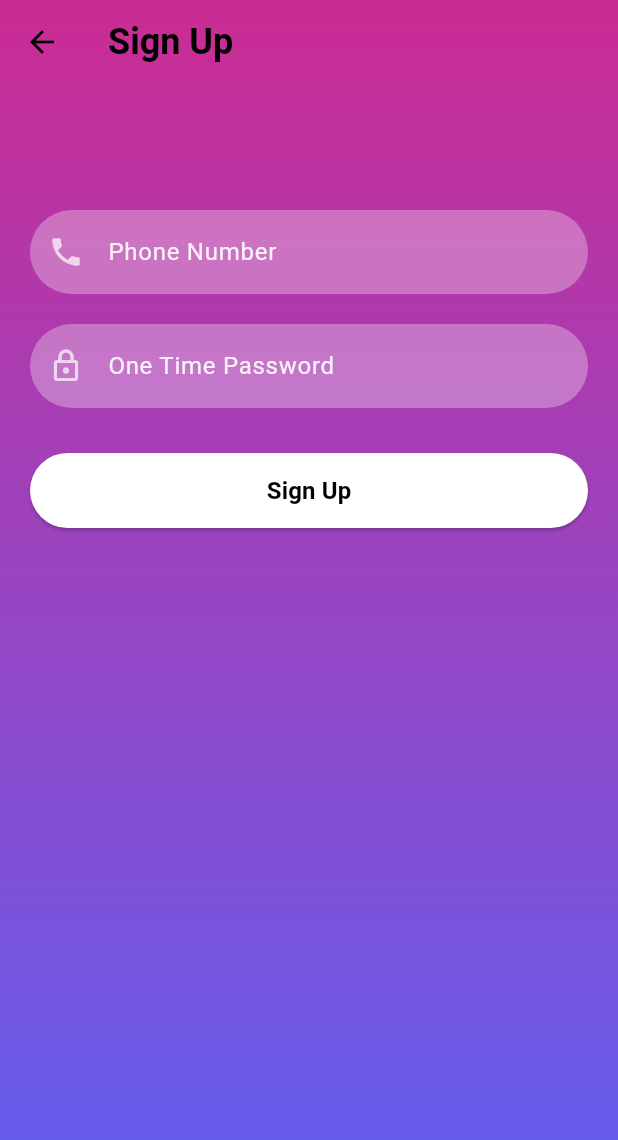
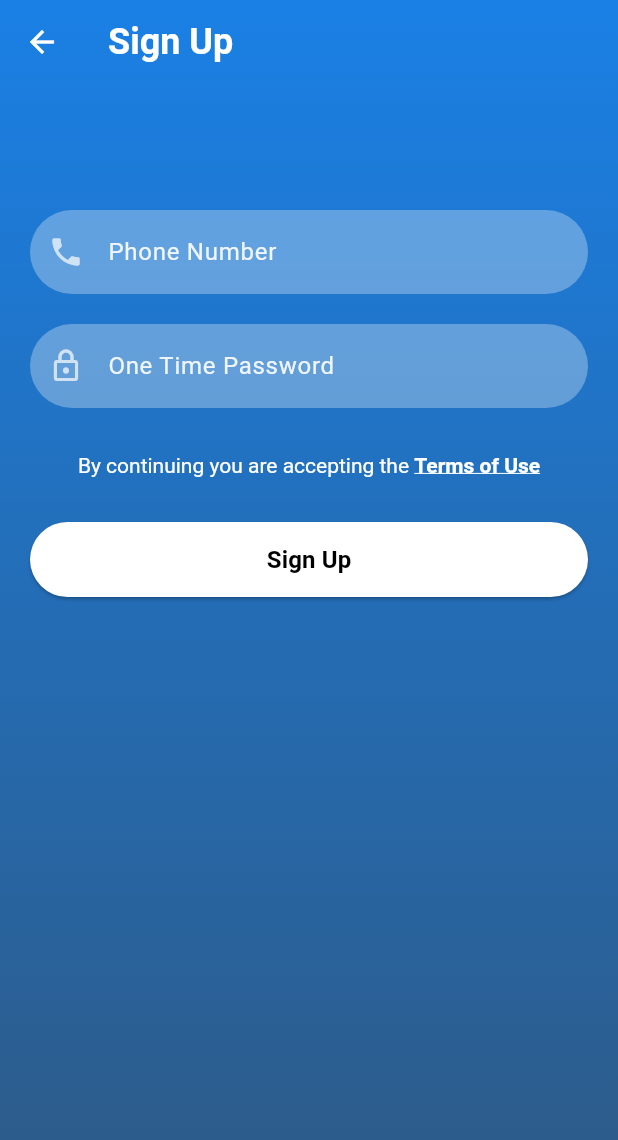
Before and after one commit to KeremTamirci/ImmunotherapyApp, a Flutter app: the PatientSignUpScreen screen opened directly, on a phone screen of 412 x 824 dp. Shown: the top 1140 px of the screen. Run offline on Flutter 3.47's test engine with Material 3 defaults, Android fonts, the phone set to English and light mode, and no system bars; our stand-ins replace accordion, cloud_firestore, firebase_auth, firebase_core, firebase_messaging, fl_chart and 6 more; missing offline and left inert: dart:ffi, flutter_material_pickers; accounts and stored records are empty; generated files the repository leaves out were written again; network calls fail.

Commit message:
Terms of use added to patient signup page

```diff
--- a/immunotheraphy_app/lib/l10n/app_en.arb
+++ b/immunotheraphy_app/lib/l10n/app_en.arb
@@ -187,7 +187,11 @@
     "male": "Male",
     "female": "Female",
     "gender": "Gender",
-    "dosageAmountMg": "Dosage Amount(mg)"
+    "dosageAmountMg": "Dosage Amount(mg)",
+    "termsOfService": "Dear patients, this phone application will help you regularly and daily record your treatment doses throughout the food allergy immunotherapy. By starting to use the application, you consent to the use of your laboratory and clinical information related to the illness in the scientific literature, provided that your identity information is kept confidential.",
+    "byContinuing": "By continuing you are accepting the ",
+    "termsOfUse": "Terms of Use",
+    "accept": "Accept"
 
 
 }
--- a/immunotheraphy_app/lib/patient/screens/patient_signup_screen.dart
+++ b/immunotheraphy_app/lib/patient/screens/patient_signup_screen.dart
@@ -1,3 +1,4 @@
+import 'package:flutter/gestures.dart';
 import 'package:immunotheraphy_app/patient/screens/dose_intake_page.dart';
 import 'package:immunotheraphy_app/patient/screens/patient_authentiaction_screen.dart';
 import 'package:immunotheraphy_app/reusable_widgets/reusable_widget.dart';
@@ -6,7 +7,6 @@ import 'package:immunotheraphy_app/utils/color_utils.dart';
 import 'package:flutter/material.dart';
 import 'package:cloud_firestore/cloud_firestore.dart';
 import 'package:flutter_gen/gen_l10n/app_localizations.dart';
-
 
 class PatientSignUpScreen extends StatefulWidget {
   const PatientSignUpScreen({Key? key}) : super(key: key);
@@ -26,28 +26,32 @@ class _PatientSignUpScreenState extends State<PatientSignUpScreen> {
       appBar: AppBar(
         backgroundColor: Colors.transparent,
         elevation: 0,
-        title:  Text(
+        title: Text(
           AppLocalizations.of(context)!.signUp,
-          style: TextStyle(fontSize: 24, fontWeight: FontWeight.bold),
+          style: const TextStyle(
+              fontSize: 24, fontWeight: FontWeight.bold, color: Colors.white),
+        ),
+        leading: IconButton(
+          icon: const Icon(Icons.arrow_back),
+          color: Colors.white,
+          onPressed: () {
+            Navigator.pop(context); // Navigate back to the previous screen
+          },
         ),
       ),
       body: Container(
         width: MediaQuery.of(context).size.width,
         height: MediaQuery.of(context).size.height,
-        decoration: BoxDecoration(
+        decoration: const BoxDecoration(
           gradient: LinearGradient(
-            colors: [
-              hexStringToColor("CB2B93"),
-              hexStringToColor("9546C4"),
-              hexStringToColor("5E61F4")
-            ],
+            colors: [Color(0xff1a80e5), Color(0xff2e5984)],
             begin: Alignment.topCenter,
             end: Alignment.bottomCenter,
           ),
         ),
         child: SingleChildScrollView(
           child: Padding(
-            padding: EdgeInsets.fromLTRB(20, 120, 20, 0),
+            padding: const EdgeInsets.fromLTRB(20, 120, 20, 0),
             child: Column(
               children: <Widget>[
                 const SizedBox(height: 20),
@@ -64,8 +68,32 @@ class _PatientSignUpScreenState extends State<PatientSignUpScreen> {
                   true,
                   _otpTextController,
                 ),
+                const SizedBox(height: 30),
+                RichText(
+                  text: TextSpan(
+                    style: const TextStyle(color: Colors.white),
+                    children: [
+                      TextSpan(
+                          text: AppLocalizations.of(context)!.byContinuing),
+                      TextSpan(
+                        text: AppLocalizations.of(context)!.termsOfUse,
+                        style: const TextStyle(
+                            fontWeight: FontWeight.bold,
+                            decoration: TextDecoration.underline),
+                        recognizer: TapGestureRecognizer()
+                          ..onTap = () {
+                            _openBottomSheet(
+                                AppLocalizations.of(context)!.termsOfService);
+                          },
+                      ),
+                      if (AppLocalizations.of(context)!.accept != "Accept")
+                        TextSpan(text: AppLocalizations.of(context)!.accept),
+                    ],
+                  ),
+                ),
                 const SizedBox(height: 20),
-                firebaseUIButton(context, AppLocalizations.of(context)!.signUp, () {
+                firebaseUIButton(context, AppLocalizations.of(context)!.signUp,
+                    () {
                   _checkPatientExists();
                 })
               ],
@@ -90,7 +118,7 @@ class _PatientSignUpScreenState extends State<PatientSignUpScreen> {
       if (querySnapshot.docs.isEmpty) {
         // Patient with the same phone number and OTP exists
         ScaffoldMessenger.of(context).showSnackBar(
-          SnackBar(
+          const SnackBar(
             content: Text('Invalid entry.'),
           ),
         );
@@ -101,7 +129,7 @@ class _PatientSignUpScreenState extends State<PatientSignUpScreen> {
     } catch (e) {
       print('Error checking patient: $e');
       ScaffoldMessenger.of(context).showSnackBar(
-        SnackBar(
+        const SnackBar(
           content: Text('An error occurred. Please try again later.'),
         ),
       );
@@ -127,11 +155,33 @@ class _PatientSignUpScreenState extends State<PatientSignUpScreen> {
     } catch (e) {
       print('Error signing up patient: $e');
       ScaffoldMessenger.of(context).showSnackBar(
-      SnackBar(
+        const SnackBar(
           content: Text('An error occurred. Please try again later.'),
         ),
       );
     }
   }
 
+  void _openBottomSheet(String text) {
+    showModalBottomSheet(
+      context: context,
+      isScrollControlled: true,
+      builder: (context) {
+        return Container(
+          height: MediaQuery.of(context).size.height * 0.75,
+          width: MediaQuery.of(context).size.width * 0.9,
+          padding: const EdgeInsets.symmetric(horizontal: 10),
+          child: SingleChildScrollView(
+            child: Padding(
+              padding: const EdgeInsets.symmetric(vertical: 20),
+              child: Text(
+                text,
+                style: const TextStyle(fontSize: 16),
+              ),
+            ),
+          ),
+        );
+      },
+    );
   }
+}
```
Also changed, not shown: immunotheraphy_app/lib/l10n/app_tr.arb (+5 -2 lines). Lines whose indentation alone changed are shown as unchanged.
